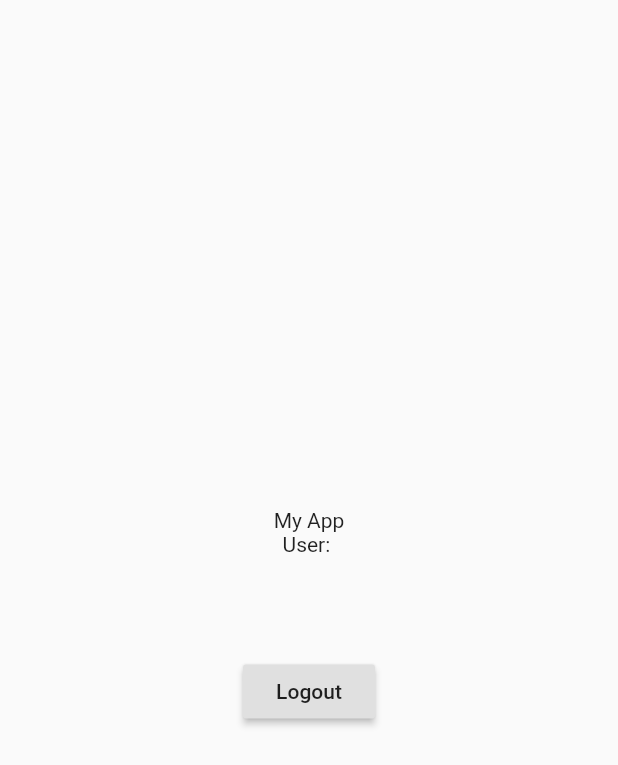
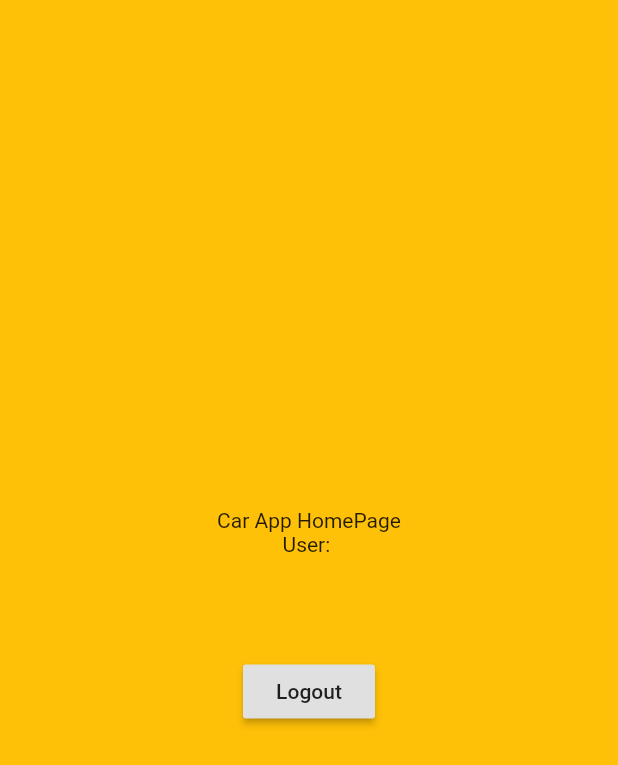
Before and after one commit to Germanins6/Mobile-devices, a Flutter app: the screen it shows once a user with an empty profile is signed in, on a phone screen of 412 x 824 dp. Shown: the top 765 px of the screen. Run offline on Flutter 3.47's test engine with Material 2 defaults, Android fonts, the light colour scheme and no system bars; our stand-ins replace firebase_auth, firebase_core; accounts and stored records are empty; network calls fail.

Commit message:
Homepage test

```diff
--- a/bmw_design/lib/main.dart
+++ b/bmw_design/lib/main.dart
@@ -1,7 +1,7 @@
 import 'package:flutter/material.dart';
 import 'package:firebase_core/firebase_core.dart';
 
-import 'screens/MyApp.dart';
+import 'screens/HomePage.dart';
 import 'sign_in_flow/auth_state_switch.dart';
 
 Future<void> main() async {
@@ -9,7 +9,7 @@ Future<void> main() async {
   await Firebase.initializeApp();
   runApp(
     AuthStateSwitch(
-      app: LoginScreen(),
+      app: HomePage(),
     ),
   );
 }
--- a/bmw_design/lib/screens/MyApp.dart
+++ b/bmw_design/lib/screens/HomePage.dart
@@ -1,18 +1,19 @@
 import 'package:firebase_auth/firebase_auth.dart';
 import 'package:flutter/material.dart';
 
-class LoginScreen extends StatelessWidget {
+class HomePage extends StatelessWidget {
   @override
   Widget build(BuildContext context) {
     final user = FirebaseAuth.instance.currentUser;
     return MaterialApp(
       title: 'My App which needs login',
       home: Scaffold(
+        backgroundColor: Colors.amber,
         body: Center(
           child: Column(
             mainAxisSize: MainAxisSize.min,
             children: [
-              Text('My App'),
+              Text('Car App HomePage'),
               Text('User: ${user.email}\n${user.uid}'),
               SizedBox(height: 50),
               RaisedButton(
```
